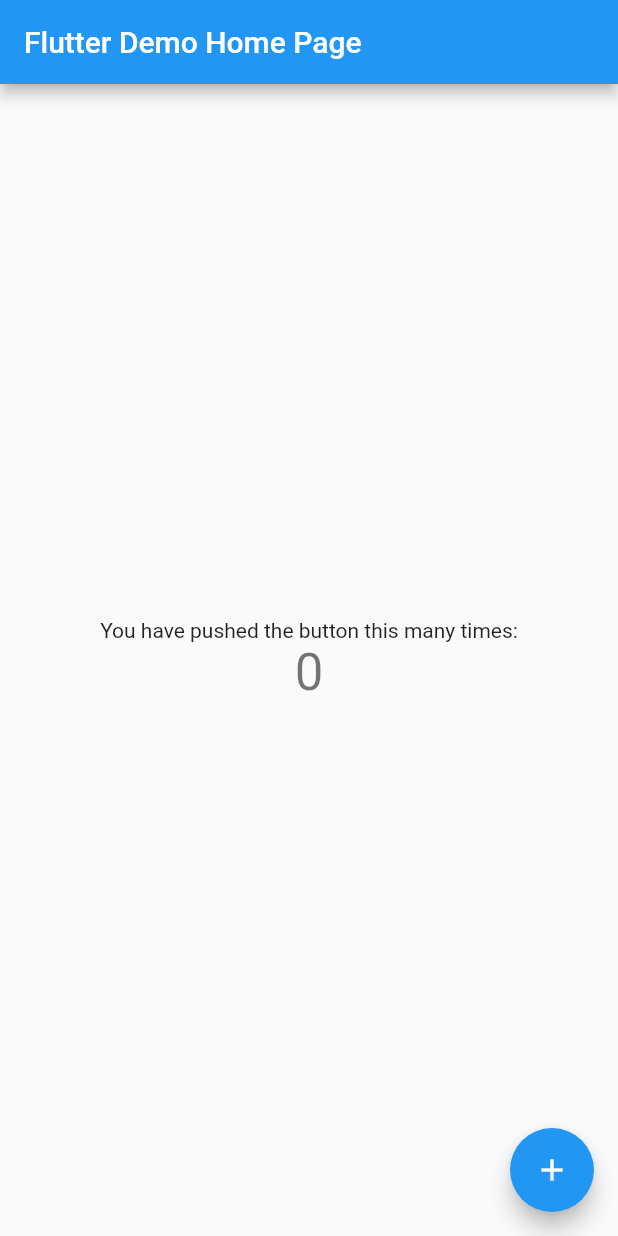
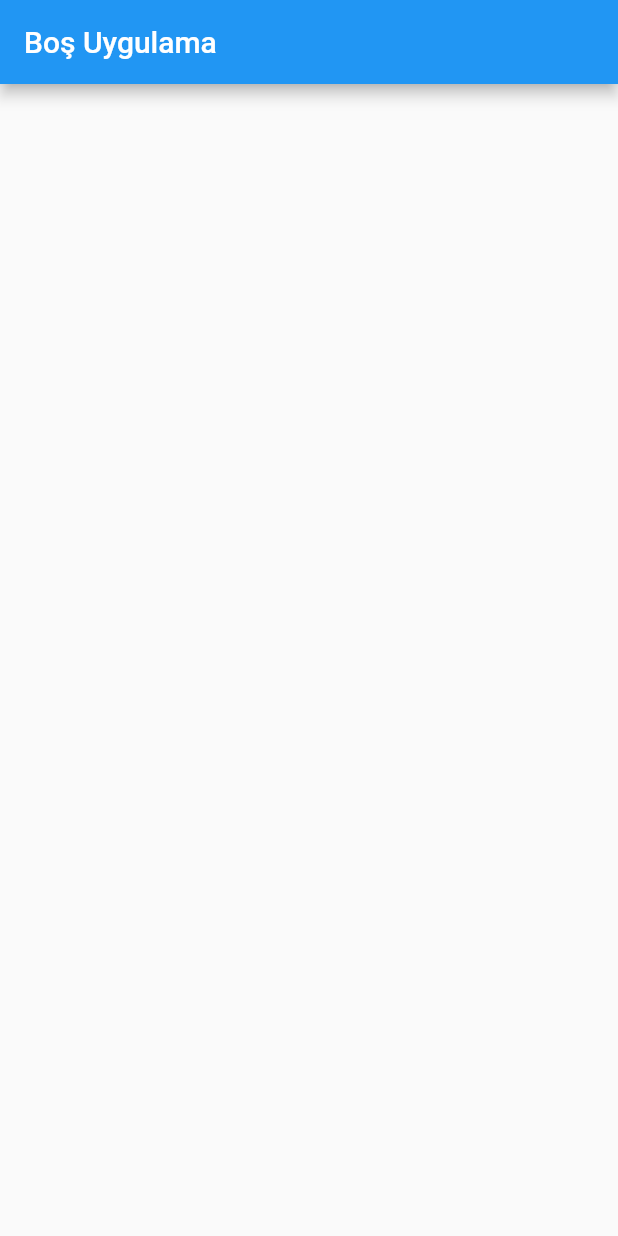
Before and after one commit to kuscuhasann/flutterCalisma, a Flutter app: the screen it shows after launch, on a phone screen of 412 x 824 dp. Run offline on Flutter 3.47's test engine with Material 2 defaults, Android fonts, the light colour scheme and no system bars.

Commit message:
Boş AppBar Oluşturmak

```diff
--- a/flutter_calisma/lib/main.dart
+++ b/flutter_calisma/lib/main.dart
@@ -1,113 +1,25 @@
 import 'package:flutter/material.dart';
 
-void main() {
-  runApp(MyApp());
-}
+void main() => runApp(MyApp());
 
 class MyApp extends StatelessWidget {
-  // This widget is the root of your application.
   @override
   Widget build(BuildContext context) {
     return MaterialApp(
-      title: 'Flutter Demo',
-      theme: ThemeData(
-        // This is the theme of your application.
-        //
-        // Try running your application with "flutter run". You'll see the
-        // application has a blue toolbar. Then, without quitting the app, try
-        // changing the primarySwatch below to Colors.green and then invoke
-        // "hot reload" (press "r" in the console where you ran "flutter run",
-        // or simply save your changes to "hot reload" in a Flutter IDE).
-        // Notice that the counter didn't reset back to zero; the application
-        // is not restarted.
-        primarySwatch: Colors.blue,
-      ),
-      home: MyHomePage(title: 'Flutter Demo Home Page'),
+      title: "Selami",
+      home: AnaEkran(),
     );
   }
 }
 
-class MyHomePage extends StatefulWidget {
-  MyHomePage({Key key, this.title}) : super(key: key);
-
-  // This widget is the home page of your application. It is stateful, meaning
-  // that it has a State object (defined below) that contains fields that affect
-  // how it looks.
-
-  // This class is the configuration for the state. It holds the values (in this
-  // case the title) provided by the parent (in this case the App widget) and
-  // used by the build method of the State. Fields in a Widget subclass are
-  // always marked "final".
-
-  final String title;
-
-  @override
-  _MyHomePageState createState() => _MyHomePageState();
-}
-
-class _MyHomePageState extends State<MyHomePage> {
-  int _counter = 0;
-
-  void _incrementCounter() {
-    setState(() {
-      // This call to setState tells the Flutter framework that something has
-      // changed in this State, which causes it to rerun the build method below
-      // so that the display can reflect the updated values. If we changed
-      // _counter without calling setState(), then the build method would not be
-      // called again, and so nothing would appear to happen.
-      _counter++;
-    });
-  }
-
+class AnaEkran extends StatelessWidget {
   @override
   Widget build(BuildContext context) {
-    // This method is rerun every time setState is called, for instance as done
-    // by the _incrementCounter method above.
-    //
-    // The Flutter framework has been optimized to make rerunning build methods
-    // fast, so that you can just rebuild anything that needs updating rather
-    // than having to individually change instances of widgets.
     return Scaffold(
       appBar: AppBar(
-        // Here we take the value from the MyHomePage object that was created by
-        // the App.build method, and use it to set our appbar title.
-        title: Text(widget.title),
+        title: Text("Boş Uygulama"),
       ),
-      body: Center(
-        // Center is a layout widget. It takes a single child and positions it
-        // in the middle of the parent.
-        child: Column(
-          // Column is also a layout widget. It takes a list of children and
-          // arranges them vertically. By default, it sizes itself to fit its
-          // children horizontally, and tries to be as tall as its parent.
-          //
-          // Invoke "debug painting" (press "p" in the console, choose the
-          // "Toggle Debug Paint" action from the Flutter Inspector in Android
-          // Studio, or the "Toggle Debug Paint" command in Visual Studio Code)
-          // to see the wireframe for each widget.
-          //
-          // Column has various properties to control how it sizes itself and
-          // how it positions its children. Here we use mainAxisAlignment to
-          // center the children vertically; the main axis here is the vertical
-          // axis because Columns are vertical (the cross axis would be
-          // horizontal).
-          mainAxisAlignment: MainAxisAlignment.center,
-          children: <Widget>[
-            Text(
-              'You have pushed the button this many times:',
-            ),
-            Text(
-              '$_counter',
-              style: Theme.of(context).textTheme.headline4,
-            ),
-          ],
-        ),
-      ),
-      floatingActionButton: FloatingActionButton(
-        onPressed: _incrementCounter,
-        tooltip: 'Increment',
-        child: Icon(Icons.add),
-      ), // This trailing comma makes auto-formatting nicer for build methods.
+      body: Container(),
     );
   }
 }
```
Also changed, not shown: flutter_calisma/pubspec.lock.
